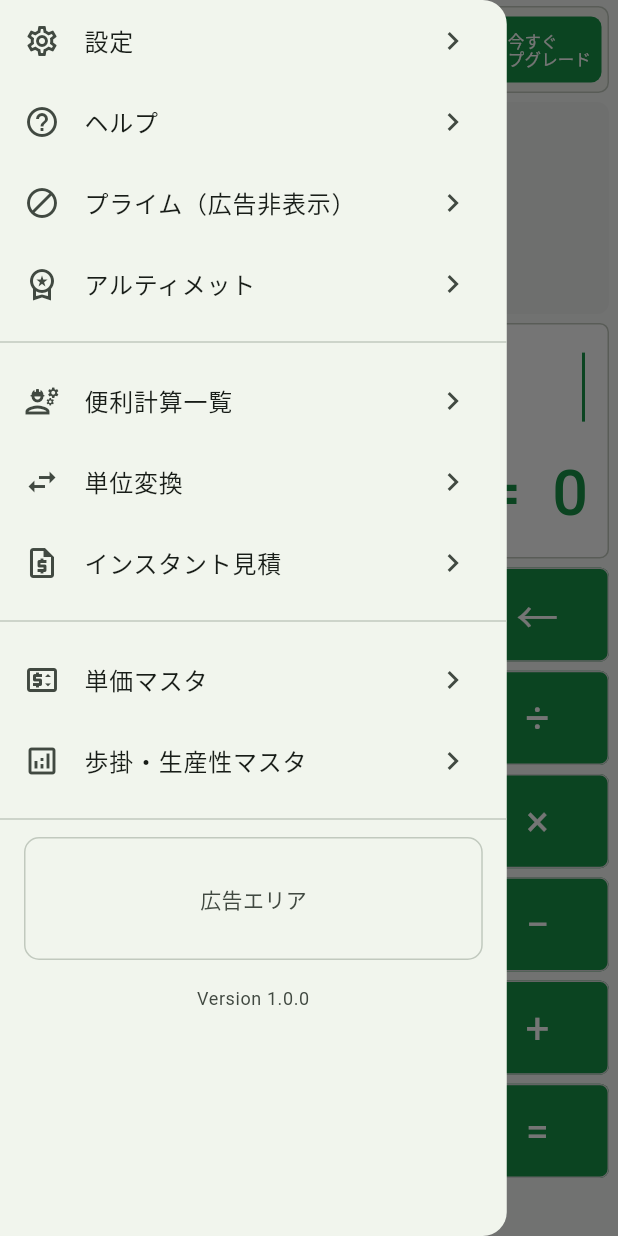
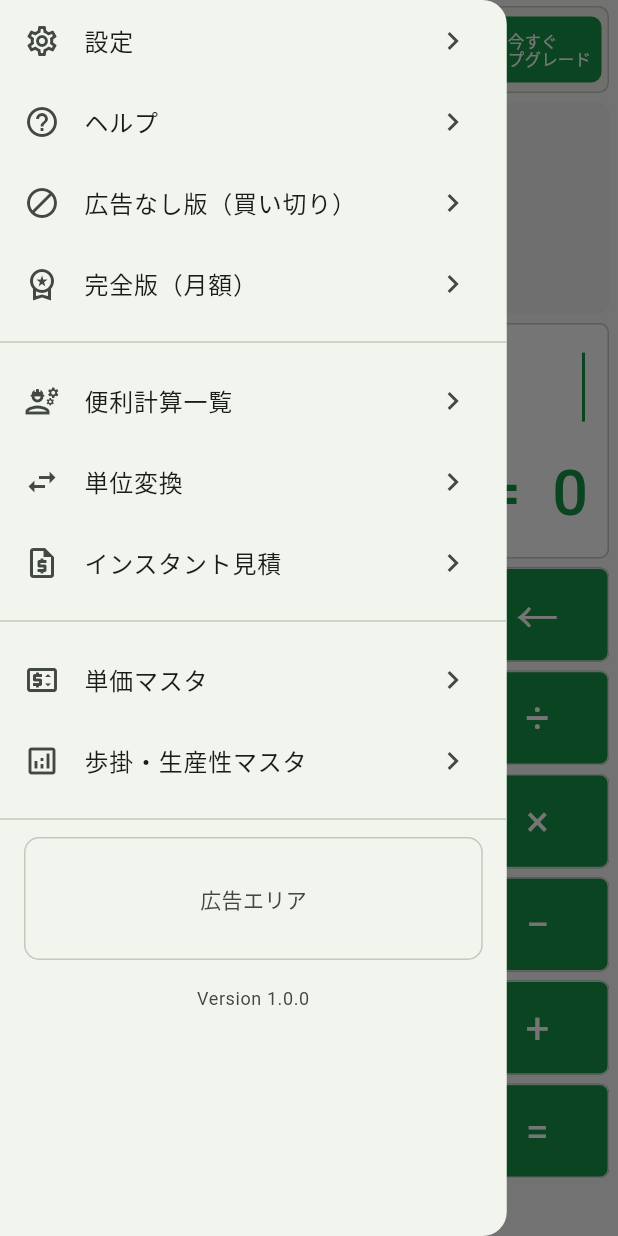
Before and after one commit to toshi1169/instant_estimate, a Flutter app: the CalculatorScreen screen opened directly, with the side drawer open, on a phone screen of 412 x 824 dp. Run offline on Flutter 3.47's test engine with Material 3 defaults, Android fonts, the phone set to English and light mode, and no system bars; our stand-ins replace pdf, printing, share_plus; missing offline and left inert: excel_plus.

Commit message:
Add app access plan foundation

```diff
--- /dev/null
+++ b/lib/core/domain/app_access_plan.dart
@@ -0,0 +1,22 @@
+enum AppAccessPlan { free, adFree, full }
+
+extension AppAccessPlanDetails on AppAccessPlan {
+  String get displayName => switch (this) {
+    AppAccessPlan.free => '無料版',
+    AppAccessPlan.adFree => '広告なし版',
+    AppAccessPlan.full => '完全版',
+  };
+
+  String get priceLabel => switch (this) {
+    AppAccessPlan.free => '無料',
+    AppAccessPlan.adFree => '¥300（買い切り）',
+    AppAccessPlan.full => '¥500／月',
+  };
+
+  bool get showsAds => this == AppAccessPlan.free;
+  bool get hasSevenDayTrial => this == AppAccessPlan.full;
+
+  int? get estimateLimit => this == AppAccessPlan.full ? null : 5;
+  int? get unitPriceMasterLimit => this == AppAccessPlan.full ? null : 10;
+  int get productivityRecordLimit => this == AppAccessPlan.full ? 100 : 5;
+}
--- a/lib/features/calculator/presentation/calculator_screen.dart
+++ b/lib/features/calculator/presentation/calculator_screen.dart
@@ -4,6 +4,7 @@ import 'package:flutter/material.dart';
 import 'package:flutter/services.dart';
 import 'package:share_plus/share_plus.dart';
 
+import '../../../core/domain/app_access_plan.dart';
 import '../../../core/domain/angle_unit.dart';
 import '../../../core/theme/app_colors.dart';
 import '../application/calculator_controller.dart';
@@ -27,6 +28,7 @@ import 'calculator_side_menu.dart';
 import '../../construction_calculations/presentation/construction_calculations_screen.dart';
 import '../../help/presentation/help_screen.dart';
 import '../../unit_conversion/presentation/unit_conversion_screen.dart';
+import '../../subscription/presentation/access_plan_screen.dart';
 import 'function_list_dialog.dart';
 
 class CalculatorScreen extends StatefulWidget {
@@ -262,12 +264,28 @@ class _CalculatorScreenState extends State<CalculatorScreen> {
       );
       return;
     }
+    if (destination == CalculatorSideMenuDestination.adFree ||
+        destination == CalculatorSideMenuDestination.full) {
+      final plan = destination == CalculatorSideMenuDestination.adFree
+          ? AppAccessPlan.adFree
+          : AppAccessPlan.full;
+      unawaited(
+        _openFromSideMenu(
+          () => Navigator.of(context).push(
+            MaterialPageRoute<void>(
+              builder: (_) => AccessPlanScreen(plan: plan),
+            ),
+          ),
+        ),
+      );
+      return;
+    }
 
     final label = switch (destination) {
       CalculatorSideMenuDestination.settings => '設定',
       CalculatorSideMenuDestination.help => 'ヘルプ',
-      CalculatorSideMenuDestination.prime => 'プライム',
-      CalculatorSideMenuDestination.ultimate => 'アルティメット',
+      CalculatorSideMenuDestination.adFree => '広告なし版',
+      CalculatorSideMenuDestination.full => '完全版',
       CalculatorSideMenuDestination.constructionCalculations => '便利計算一覧',
       CalculatorSideMenuDestination.unitConversion => '単位変換',
       CalculatorSideMenuDestination.instantEstimate => 'インスタント見積',
--- a/lib/features/calculator/presentation/calculator_side_menu.dart
+++ b/lib/features/calculator/presentation/calculator_side_menu.dart
@@ -3,8 +3,8 @@ import 'package:flutter/material.dart';
 enum CalculatorSideMenuDestination {
   settings,
   help,
-  prime,
-  ultimate,
+  adFree,
+  full,
   constructionCalculations,
   unitConversion,
   instantEstimate,
@@ -41,16 +41,16 @@ class CalculatorSideMenu extends StatelessWidget {
               onTap: () => onSelected(CalculatorSideMenuDestination.help),
             ),
             _MenuTile(
-              key: const Key('sideMenuPrime'),
+              key: const Key('sideMenuAdFree'),
               icon: Icons.block_outlined,
-              label: 'プライム（広告非表示）',
-              onTap: () => onSelected(CalculatorSideMenuDestination.prime),
+              label: '広告なし版（買い切り）',
+              onTap: () => onSelected(CalculatorSideMenuDestination.adFree),
             ),
             _MenuTile(
-              key: const Key('sideMenuUltimate'),
+              key: const Key('sideMenuFull'),
               icon: Icons.workspace_premium_outlined,
-              label: 'アルティメット',
-              onTap: () => onSelected(CalculatorSideMenuDestination.ultimate),
+              label: '完全版（月額）',
+              onTap: () => onSelected(CalculatorSideMenuDestination.full),
             ),
             const Divider(height: 24),
             _MenuTile(
--- a/lib/features/estimate/application/estimate_controller.dart
+++ b/lib/features/estimate/application/estimate_controller.dart
@@ -1,5 +1,6 @@
 import 'package:flutter/foundation.dart';
 
+import '../../../core/domain/app_access_plan.dart';
 import '../data/estimate_item_store.dart';
 import '../domain/estimate_document.dart';
 import '../domain/estimate_info.dart';
@@ -11,10 +12,14 @@ import '../domain/estimate_totals.dart';
 import '../domain/unit_price_master.dart';
 
 class EstimateController extends ChangeNotifier {
-  EstimateController({this.store, DateTime? now})
-    : _info = EstimateInfo.initial(now ?? DateTime.now());
+  EstimateController({
+    this.store,
+    this.accessPlan = AppAccessPlan.free,
+    DateTime? now,
+  }) : _info = EstimateInfo.initial(now ?? DateTime.now());
 
   final EstimateItemStore? store;
+  final AppAccessPlan accessPlan;
   final List<EstimateItem> _items = [];
   final List<EstimateDocument> _estimates = [];
   final List<UnitPriceMaster> _unitPriceMasters = [];
@@ -28,6 +33,13 @@ class EstimateController extends ChangeNotifier {
   List<UnitPriceMaster> get unitPriceMasters =>
       List.unmodifiable(_unitPriceMasters);
   bool get isLoaded => _loaded;
+  int? get estimateLimit => accessPlan.estimateLimit;
+  int? get unitPriceMasterLimit => accessPlan.unitPriceMasterLimit;
+  bool get canCreateEstimate =>
+      estimateLimit == null || _estimates.length < estimateLimit!;
+  bool get canAddUnitPriceMaster =>
+      unitPriceMasterLimit == null ||
+      _unitPriceMasters.length < unitPriceMasterLimit!;
   double get totalAmount =>
       _items.fold(0, (total, item) => total + (item.amount ?? 0));
   int get subtotalAmount => estimateSubtotal(_items);
@@ -216,7 +228,7 @@ class EstimateController extends ChangeNotifier {
   }
 
   Future<void> createEstimate(EstimateInfo info) async {
-    if (_estimates.length >= 5) {
+    if (!canCreateEstimate) {
       throw StateError('Free estimate limit reached.');
     }
     final current = _currentDocument();
@@ -240,7 +252,7 @@ class EstimateController extends ChangeNotifier {
   }
 
   Future<EstimateDocument> duplicateEstimate(String id) async {
-    if (_estimates.length >= 5) {
+    if (!canCreateEstimate) {
       throw StateError('Free estimate limit reached.');
     }
     final currentWorkspace = _workspaceWithActive();
@@ -341,6 +353,9 @@ class EstimateController extends ChangeNotifier {
   }
 
   Future<UnitPriceMaster> addUnitPriceMaster(UnitPriceMasterDraft draft) async {
+    if (!canAddUnitPriceMaster) {
+      throw StateError('Free unit price master limit reached.');
+    }
     final now = DateTime.now();
     final price = UnitPriceMaster.fromDraft(
       draft,
--- a/lib/features/productivity/application/productivity_controller.dart
+++ b/lib/features/productivity/application/productivity_controller.dart
@@ -1,8 +1,7 @@
 import 'package:flutter/foundation.dart';
+import '../../../core/domain/app_access_plan.dart';
 import '../data/productivity_record_store.dart';
 import '../domain/productivity_record.dart';
-
-enum ProductivityAccessTier { free, ultimate }
 
 class ProductivityLimitException implements Exception {
   const ProductivityLimitException(this.limit);
@@ -12,14 +11,13 @@ class ProductivityLimitException implements Exception {
 class ProductivityController extends ChangeNotifier {
   ProductivityController({
     ProductivityRecordStore? store,
-    this.accessTier = ProductivityAccessTier.free,
+    this.accessPlan = AppAccessPlan.free,
   }) : store = store ?? MemoryProductivityRecordStore();
   final ProductivityRecordStore store;
-  final ProductivityAccessTier accessTier;
+  final AppAccessPlan accessPlan;
   final List<ProductivityRecord> _records = [];
   bool _loaded = false;
-  int get recordLimit =>
-      accessTier == ProductivityAccessTier.ultimate ? 100 : 5;
+  int get recordLimit => accessPlan.productivityRecordLimit;
   bool get canAdd => _records.length < recordLimit;
   bool get isLoaded => _loaded;
   List<ProductivityRecord> get records => List.unmodifiable(_records);
```
Also changed, not shown: lib/features/estimate/presentation/estimate_documents_screen.dart (+12 -4 lines), lib/features/subscription/presentation/access_plan_screen.dart (added, +89 -0 lines), 3 other files.
